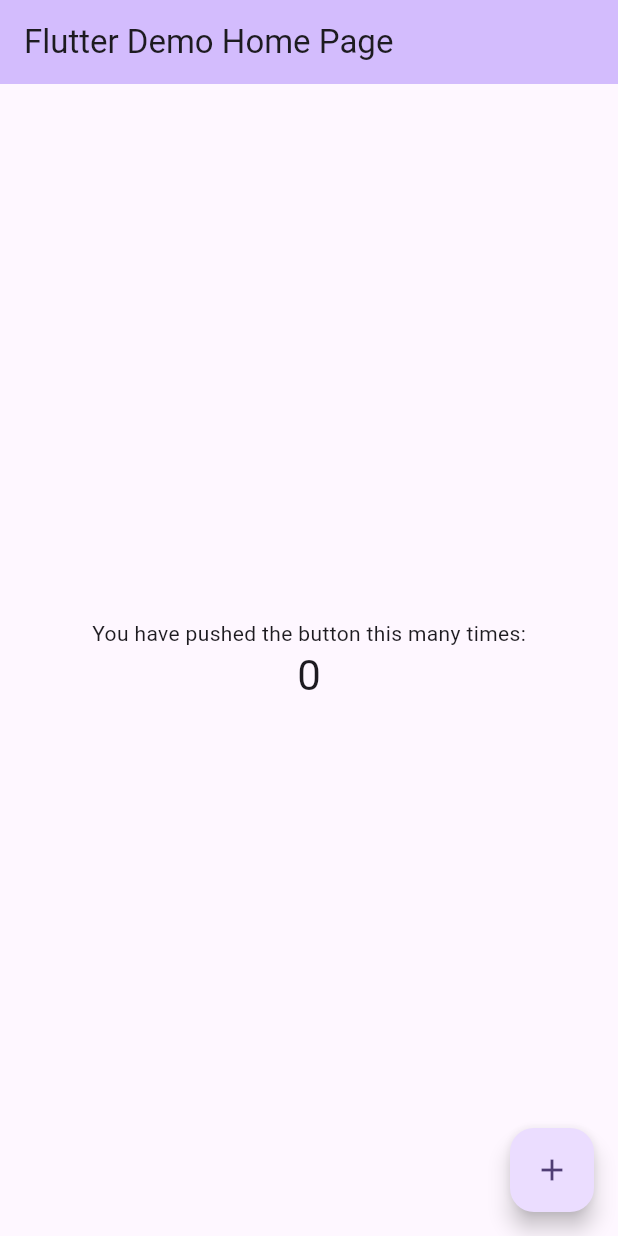
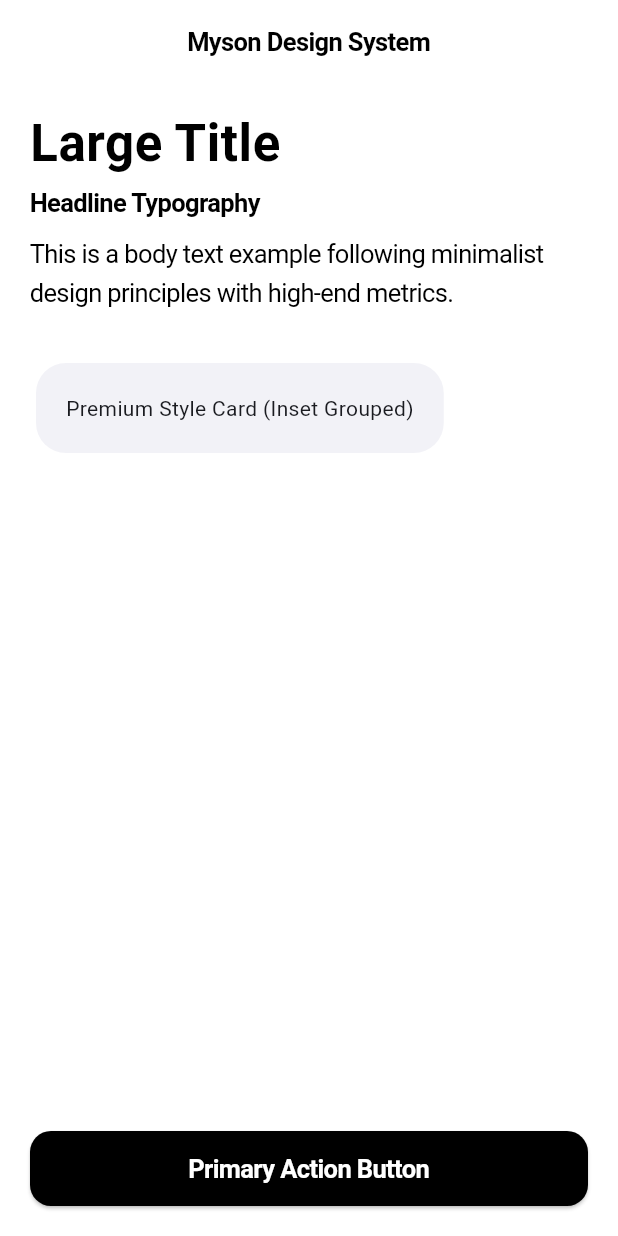
Before and after one commit to muhammedalikutbay/myson, a Flutter app: the screen it shows after launch, on a phone screen of 412 x 824 dp. Run offline on Flutter 3.47's test engine with Material 3 defaults, Android fonts, the light colour scheme and no system bars.

Commit message:
feat: core project structure and design theme implemented

```diff
--- /dev/null
+++ b/lib/core/constants/app_design_tokens.dart
@@ -0,0 +1,55 @@
+import 'package:flutter/material.dart';
+
+class AppColors {
+  // Brand Colors
+  static const Color primaryBlue = Color(0xFF007AFF);
+  static const Color danger = Color(0xFFFF3B30);
+  static const Color success = Color(0xFF34C759);
+  static const Color neutralGray = Color(0xFF8E8E93);
+
+  // Background Colors (Light Mode)
+  static const Color background = Color(0xFFFFFFFF);
+  static const Color secondaryBackground = Color(0xFFF2F2F7);
+  static const Color tertiaryBackground = Color(0xFFFFFFFF);
+
+  // Text Colors
+  static const Color label = Color(0xFF000000);
+  static const Color secondaryLabel = Color(0x993C3C43); // 60% opacity
+  static const Color tertiaryLabel = Color(0x4D3C3C43);  // 30% opacity
+
+  // Separator
+  static const Color separator = Color(0x4A3C3C43);      // 29% opacity
+}
+
+class AppTypography {
+  static const String fontFamily = 'SF Pro Display';
+  static const String textFontFamily = 'SF Pro Text';
+
+  static const TextStyle displayLarge = TextStyle(
+    fontSize: 34,
+    fontWeight: FontWeight.bold,
+    letterSpacing: 0.37,
+    color: AppColors.label,
+  );
+
+  static const TextStyle headline = TextStyle(
+    fontSize: 17,
+    fontWeight: FontWeight.w600,
+    letterSpacing: -0.41,
+    color: AppColors.label,
+  );
+
+  static const TextStyle bodyLarge = TextStyle(
+    fontSize: 17,
+    fontWeight: FontWeight.normal,
+    letterSpacing: -0.41,
+    color: AppColors.label,
+  );
+
+  static const TextStyle footnote = TextStyle(
+    fontSize: 13,
+    fontWeight: FontWeight.normal,
+    letterSpacing: -0.08,
+    color: AppColors.secondaryLabel,
+  );
+}
--- /dev/null
+++ b/lib/core/theme/app_theme.dart
@@ -0,0 +1,47 @@
+import 'package:flutter/material.dart';
+import 'package:myson/core/constants/app_design_tokens.dart';
+
+class AppTheme {
+  static ThemeData get lightTheme {
+    return ThemeData(
+      useMaterial3: true,
+      scaffoldBackgroundColor: AppColors.background,
+      colorScheme: ColorScheme.fromSeed(
+        seedColor: AppColors.primaryBlue,
+        primary: AppColors.primaryBlue,
+        surface: AppColors.background,
+      ),
+      appBarTheme: const AppBarTheme(
+        backgroundColor: AppColors.background,
+        elevation: 0,
+        centerTitle: true,
+        titleTextStyle: AppTypography.headline,
+        iconTheme: IconThemeData(color: AppColors.primaryBlue),
+      ),
+      textTheme: const TextTheme(
+        displayLarge: AppTypography.displayLarge,
+        headlineMedium: AppTypography.headline,
+        bodyLarge: AppTypography.bodyLarge,
+        bodySmall: AppTypography.footnote,
+      ),
+      cardTheme: CardThemeData(
+        color: AppColors.secondaryBackground,
+        elevation: 0,
+        shape: RoundedRectangleBorder(
+          borderRadius: BorderRadius.circular(20),
+        ),
+      ),
+      elevatedButtonTheme: ElevatedButtonThemeData(
+        style: ElevatedButton.styleFrom(
+          backgroundColor: Colors.black,
+          foregroundColor: Colors.white,
+          minimumSize: const Size(double.infinity, 50),
+          shape: RoundedRectangleBorder(
+            borderRadius: BorderRadius.circular(14),
+          ),
+          textStyle: AppTypography.headline,
+        ),
+      ),
+    );
+  }
+}
--- a/lib/main.dart
+++ b/lib/main.dart
@@ -1,122 +1,61 @@
 import 'package:flutter/material.dart';
+import 'package:myson/core/theme/app_theme.dart';
 
 void main() {
-  runApp(const MyApp());
+  runApp(const MysonApp());
 }
 
-class MyApp extends StatelessWidget {
-  const MyApp({super.key});
+class MysonApp extends StatelessWidget {
+  const MysonApp({super.key});
 
-  // This widget is the root of your application.
   @override
   Widget build(BuildContext context) {
     return MaterialApp(
-      title: 'Flutter Demo',
-      theme: ThemeData(
-        // This is the theme of your application.
-        //
-        // TRY THIS: Try running your application with "flutter run". You'll see
-        // the application has a purple toolbar. Then, without quitting the app,
-        // try changing the seedColor in the colorScheme below to Colors.green
-        // and then invoke "hot reload" (save your changes or press the "hot
-        // reload" button in a Flutter-supported IDE, or press "r" if you used
-        // the command line to start the app).
-        //
-        // Notice that the counter didn't reset back to zero; the application
-        // state is not lost during the reload. To reset the state, use hot
-        // restart instead.
-        //
-        // This works for code too, not just values: Most code changes can be
-        // tested with just a hot reload.
-        colorScheme: .fromSeed(seedColor: Colors.deepPurple),
-      ),
-      home: const MyHomePage(title: 'Flutter Demo Home Page'),
+      title: 'Myson',
+      debugShowCheckedModeBanner: false,
+      theme: AppTheme.lightTheme,
+      home: const ThemeTestScreen(),
     );
   }
 }
 
-class MyHomePage extends StatefulWidget {
-  const MyHomePage({super.key, required this.title});
-
-  // This widget is the home page of your application. It is stateful, meaning
-  // that it has a State object (defined below) that contains fields that affect
-  // how it looks.
-
-  // This class is the configuration for the state. It holds the values (in this
-  // case the title) provided by the parent (in this case the App widget) and
-  // used by the build method of the State. Fields in a Widget subclass are
-  // always marked "final".
-
-  final String title;
-
-  @override
-  State<MyHomePage> createState() => _MyHomePageState();
-}
-
-class _MyHomePageState extends State<MyHomePage> {
-  int _counter = 0;
-
-  void _incrementCounter() {
-    setState(() {
-      // This call to setState tells the Flutter framework that something has
-      // changed in this State, which causes it to rerun the build method below
-      // so that the display can reflect the updated values. If we changed
-      // _counter without calling setState(), then the build method would not be
-      // called again, and so nothing would appear to happen.
-      _counter++;
-    });
-  }
+class ThemeTestScreen extends StatelessWidget {
+  const ThemeTestScreen({super.key});
 
   @override
   Widget build(BuildContext context) {
-    // This method is rerun every time setState is called, for instance as done
-    // by the _incrementCounter method above.
-    //
-    // The Flutter framework has been optimized to make rerunning build methods
-    // fast, so that you can just rebuild anything that needs updating rather
-    // than having to individually change instances of widgets.
     return Scaffold(
       appBar: AppBar(
-        // TRY THIS: Try changing the color here to a specific color (to
-        // Colors.amber, perhaps?) and trigger a hot reload to see the AppBar
-        // change color while the other colors stay the same.
-        backgroundColor: Theme.of(context).colorScheme.inversePrimary,
-        // Here we take the value from the MyHomePage object that was created by
-        // the App.build method, and use it to set our appbar title.
-        title: Text(widget.title),
+        title: const Text('Myson Design System'),
       ),
-      body: Center(
-        // Center is a layout widget. It takes a single child and positions it
-        // in the middle of the parent.
+      body: Padding(
+        padding: const EdgeInsets.all(20.0),
         child: Column(
-          // Column is also a layout widget. It takes a list of children and
-          // arranges them vertically. By default, it sizes itself to fit its
-          // children horizontally, and tries to be as tall as its parent.
-          //
-          // Column has various properties to control how it sizes itself and
-          // how it positions its children. Here we use mainAxisAlignment to
-          // center the children vertically; the main axis here is the vertical
-          // axis because Columns are vertical (the cross axis would be
-          // horizontal).
-          //
-          // TRY THIS: Invoke "debug painting" (choose the "Toggle Debug Paint"
-          // action in the IDE, or press "p" in the console), to see the
-          // wireframe for each widget.
-          mainAxisAlignment: .center,
+          crossAxisAlignment: CrossAxisAlignment.start,
           children: [
-            const Text('You have pushed the button this many times:'),
+            Text('Large Title', style: Theme.of(context).textTheme.displayLarge),
+            const SizedBox(height: 10),
+            Text('Headline Typography', style: Theme.of(context).textTheme.headlineMedium),
+            const SizedBox(height: 10),
             Text(
-              '$_counter',
-              style: Theme.of(context).textTheme.headlineMedium,
+              'This is a body text example following minimalist design principles with high-end metrics.',
+              style: Theme.of(context).textTheme.bodyLarge,
+            ),
+            const SizedBox(height: 30),
+            const Card(
+              child: Padding(
+                padding: EdgeInsets.all(20),
+                child: Text('Premium Style Card (Inset Grouped)'),
+              ),
+            ),
+            const Spacer(),
+            ElevatedButton(
+              onPressed: () {},
+              child: const Text('Primary Action Button'),
             ),
           ],
         ),
       ),
-      floatingActionButton: FloatingActionButton(
-        onPressed: _incrementCounter,
-        tooltip: 'Increment',
-        child: const Icon(Icons.add),
-      ),
     );
   }
 }
```
